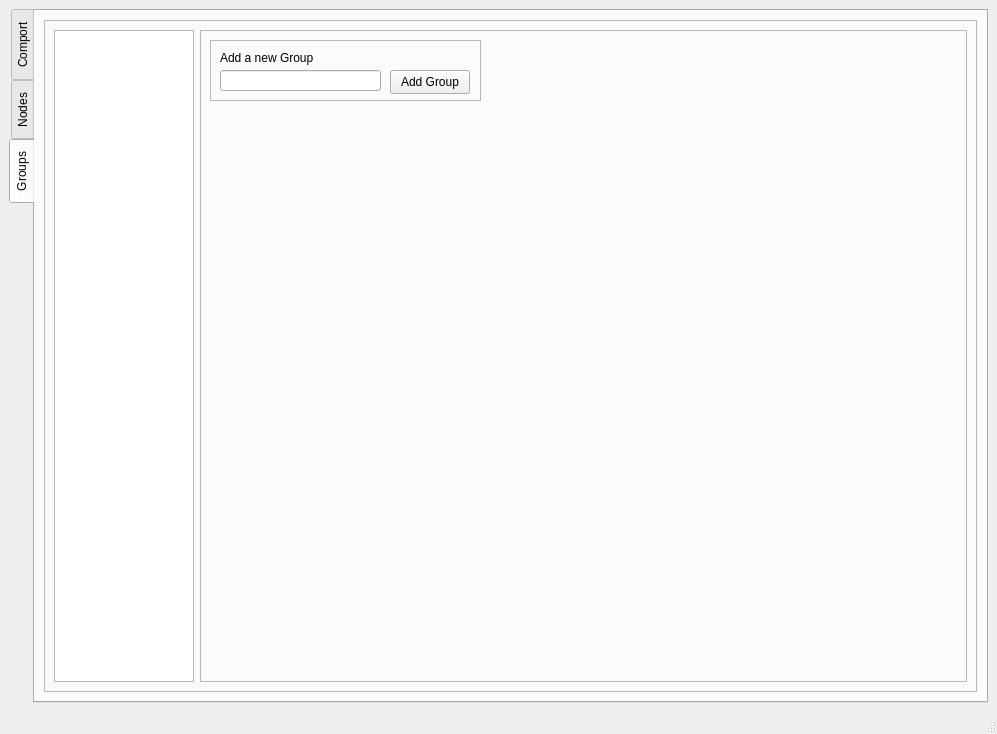
The window that Gui/Test_Groups/mainwindow.ui (kasper201/Domotica-School) describes before a commit, drawn with Qt 5.
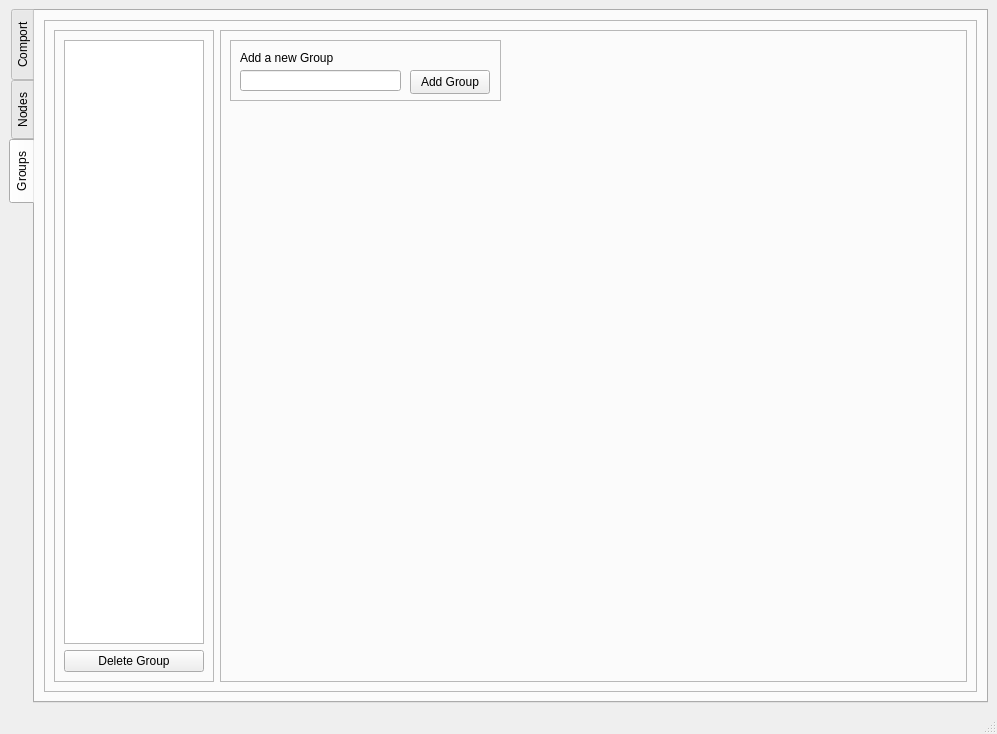
The same window after the commit. The open tabs and pages were chosen to show the change.

Commit message: now add sensors to groups

```diff
--- a/Gui/Test_Groups/mainwindow.ui
+++ b/Gui/Test_Groups/mainwindow.ui
@@ -254,19 +254,50 @@
           </property>
           <layout class="QHBoxLayout" name="horizontalLayout_2">
            <item>
-            <widget class="QListWidget" name="listWidget_Groups">
+            <widget class="QFrame" name="frame_7">
              <property name="minimumSize">
               <size>
-               <width>140</width>
+               <width>160</width>
                <height>0</height>
               </size>
              </property>
              <property name="maximumSize">
               <size>
-               <width>140</width>
+               <width>160</width>
                <height>16777215</height>
               </size>
              </property>
+             <property name="frameShape">
+              <enum>QFrame::StyledPanel</enum>
+             </property>
+             <property name="frameShadow">
+              <enum>QFrame::Raised</enum>
+             </property>
+             <layout class="QVBoxLayout" name="verticalLayout_5">
+              <item>
+               <widget class="QListWidget" name="listWidget_Groups">
+                <property name="minimumSize">
+                 <size>
+                  <width>140</width>
+                  <height>0</height>
+                 </size>
+                </property>
+                <property name="maximumSize">
+                 <size>
+                  <width>140</width>
+                  <height>16777215</height>
+                 </size>
+                </property>
+               </widget>
+              </item>
+              <item>
+               <widget class="QPushButton" name="pushButton">
+                <property name="text">
+                 <string>Delete Group</string>
+                </property>
+               </widget>
+              </item>
+             </layout>
             </widget>
            </item>
            <item>
```
Left out of the diff: 22 changed lines with no effect on the pictures. The commit also changes 4 other files.
